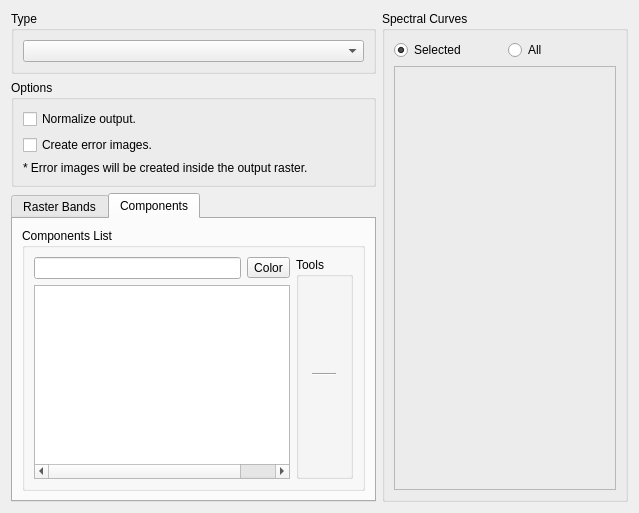
Before: the Qt Designer form src/terralib/qt/widgets/rp/ui/MixtureModelWizardPageForm.ui in claudiobogossian/terralib5, drawn with Qt 5.
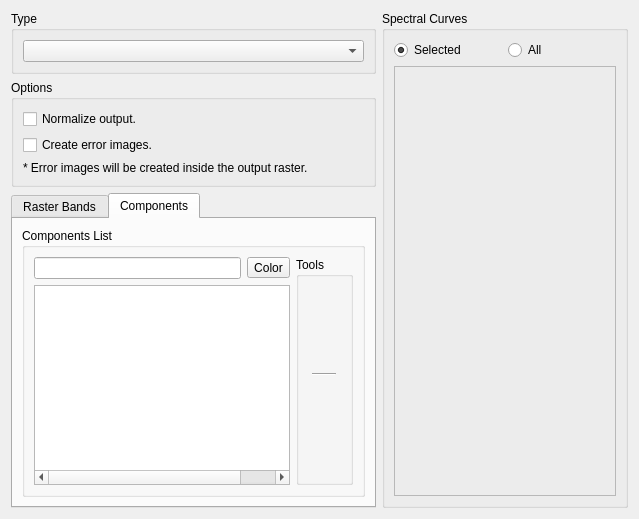
After: the same form once the commit is applied. Icons and pictures are not drawn.

Patch:
```diff
--- a/src/terralib/qt/widgets/rp/ui/MixtureModelWizardPageForm.ui
+++ b/src/terralib/qt/widgets/rp/ui/MixtureModelWizardPageForm.ui
@@ -7,7 +7,7 @@
     <x>0</x>
     <y>0</y>
     <width>639</width>
-    <height>475</height>
+    <height>519</height>
    </rect>
   </property>
   <property name="windowTitle">
```
Left out of the diff: 4 changed lines with no effect on the pictures.
